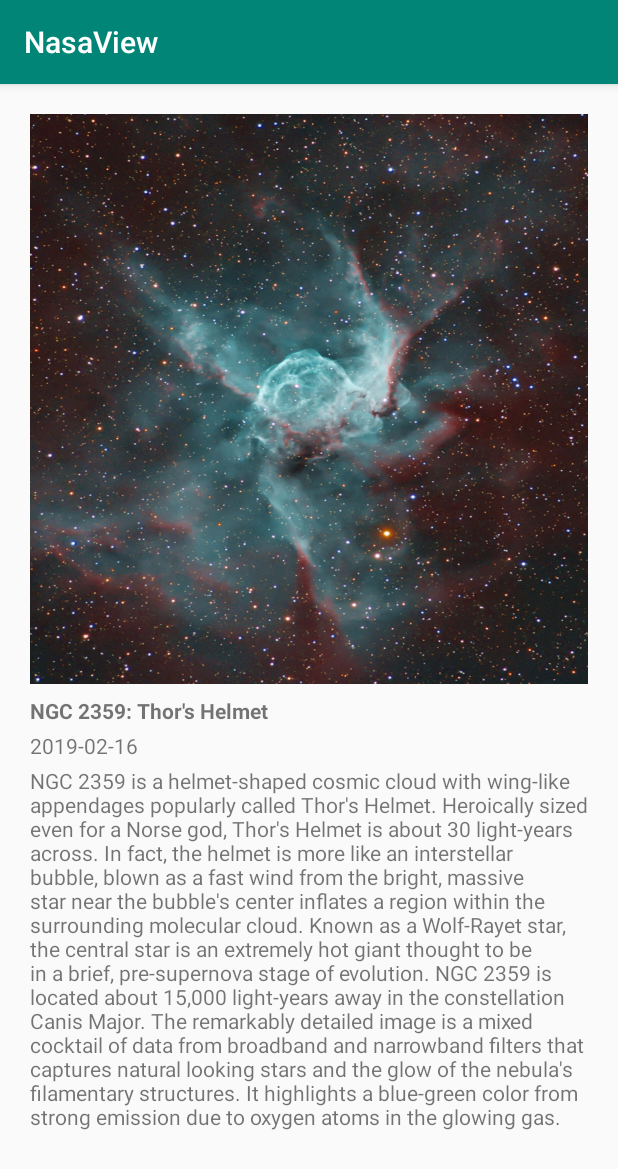
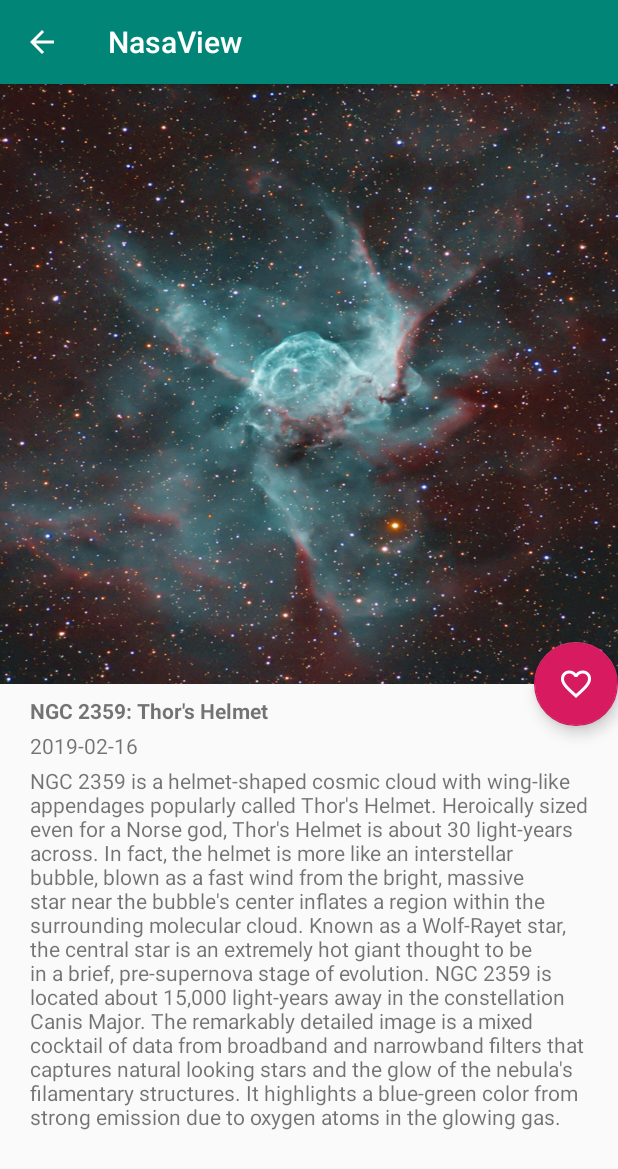
Before and after one commit to fullmers/NasaView, an Android app: the screen it shows after launch (MainActivity before the commit, ImageDetail after it), after a tap on an icon or button, on a phone screen of 412 x 824 dp. Shown: the top 1169 px of the screen. Run offline under Robolectric (Android 15) with nearby library versions, the phone set to English and light mode, and no system bars; our stand-ins replace ButterKnife, Picasso; pictures from the network do not load; 2 statements that could not run were skipped.

Commit message:
feat: create image detail view
and activity. use coordinator layout with collapsing toolbar and fab. put disappearing behaviour on scroll on fab

```diff
--- a/app/build.gradle
+++ b/app/build.gradle
@@ -23,7 +23,6 @@ android {
 dependencies {
     implementation fileTree(dir: 'libs', include: ['*.jar'])
     implementation 'com.android.support:appcompat-v7:28.0.0'
-
 
     //Network dependencies
     implementation 'com.squareup.retrofit2:retrofit:2.3.0'
--- a/app/src/main/AndroidManifest.xml
+++ b/app/src/main/AndroidManifest.xml
@@ -19,6 +19,12 @@
                 <category android:name="android.intent.category.LAUNCHER" />
             </intent-filter>
         </activity>
+        <activity android:name=".ui.ImageDetail"
+            android:parentActivityName=".ui.MainActivity">
+            <meta-data
+                android:name="android.support.PARENT_ACTIVITY"
+                android:value=".ui.MainActivity" />
+        </activity>
     </application>
 
 </manifest>
--- a/app/src/main/java/com/amiculous/nasaview/api/ApodApi.java
+++ b/app/src/main/java/com/amiculous/nasaview/api/ApodApi.java
@@ -15,6 +15,7 @@ public interface ApodApi {
 
     String BASE_URL = "https://api.nasa.gov/planetary/";
 
+  //  @GET("apod?date=2019-02-16")
     @GET("apod")
     Call<ApodEntity> getApod(@Query("api_key") String api_key);
 
--- /dev/null
+++ b/app/src/main/java/com/amiculous/nasaview/ui/FABbehavior.java
@@ -0,0 +1,74 @@
+package com.amiculous.nasaview.ui;
+
+import android.content.Context;
+import android.support.design.widget.AppBarLayout;
+import android.support.design.widget.CoordinatorLayout;
+import android.support.design.widget.FloatingActionButton;
+import android.support.v4.view.ViewCompat;
+import android.util.AttributeSet;
+import android.util.Log;
+import android.view.View;
+
+import java.util.List;
+
+//sources:
+//https://lab.getbase.com/introduction-to-coordinator-layout-on-android/
+//https://stackoverflow.com/a/32039007
+//https://github.com/ianhanniballake/cheesesquare/blob/scroll_aware_fab/app/src/main/java/com/support/android/designlibdemo/FABAwareScrollingViewBehavior.java
+
+public class FABbehavior extends AppBarLayout.ScrollingViewBehavior {
+
+    public FABbehavior(Context context, AttributeSet attrs) {
+        super(context, attrs);
+    }
+
+    @Override
+    public boolean layoutDependsOn(CoordinatorLayout parent,
+                                   View child, View dependency) {
+        return super.layoutDependsOn(parent, child, dependency) ||
+                dependency instanceof FloatingActionButton;
+    }
+
+    @Override
+    public boolean onStartNestedScroll(
+            final CoordinatorLayout coordinatorLayout,
+            final View child,
+            final View directTargetChild,
+            final View target,
+            final int nestedScrollAxes,
+            final int type) {
+        return nestedScrollAxes == ViewCompat.SCROLL_AXIS_VERTICAL
+                || super.onStartNestedScroll(coordinatorLayout, child,
+                directTargetChild, target, nestedScrollAxes, type);
+    }
+
+    @Override
+    public void onNestedScroll(
+            final CoordinatorLayout coordinatorLayout,
+            final View child,
+            final View target,
+            final int dxConsumed,
+            final int dyConsumed,
+            final int dxUnconsumed,
+            final int dyUnconsumed,
+            final int type) {
+        super.onNestedScroll(coordinatorLayout, child, target,
+                dxConsumed, dyConsumed, dxUnconsumed, dyUnconsumed, type);
+        List<View> dependencies = coordinatorLayout.getDependencies(child);
+        int scrollThreshold = 0;
+        if ((dyUnconsumed > scrollThreshold)){
+            for (View view : dependencies) {
+                if (view instanceof FloatingActionButton) {
+                    ((FloatingActionButton) view).hide();
+                }
+            }
+        }
+        else {
+            for (View view : dependencies) {
+                if (view instanceof FloatingActionButton) {
+                    ((FloatingActionButton) view).show();
+                }
+            }
+        }
+    }
+}
--- /dev/null
+++ b/app/src/main/java/com/amiculous/nasaview/ui/ImageDetail.java
@@ -0,0 +1,15 @@
+package com.amiculous.nasaview.ui;
+
+import android.support.v7.app.AppCompatActivity;
+import android.os.Bundle;
+
+import com.amiculous.nasaview.R;
+
+public class ImageDetail extends AppCompatActivity {
+
+    @Override
+    protected void onCreate(Bundle savedInstanceState) {
+        super.onCreate(savedInstanceState);
+        setContentView(R.layout.activity_image_detail);
+    }
+}
--- a/app/src/main/java/com/amiculous/nasaview/ui/MainActivity.java
+++ b/app/src/main/java/com/amiculous/nasaview/ui/MainActivity.java
@@ -1,5 +1,6 @@
 package com.amiculous.nasaview.ui;
 
+import android.content.Intent;
 import android.support.v7.app.AppCompatActivity;
 import android.os.Bundle;
 import android.util.Log;
@@ -71,5 +72,8 @@ public class MainActivity extends AppCompatActivity implements ApodContract.View
     public void showImageDetails(Image image) {
         Log.d(TAG,"showImageDetails");
         Log.d(TAG,image.getTitle());
+        Intent imageDetailIntent = new Intent(MainActivity.this,ImageDetail.class);
+        //imageDetailIntent.putExtra(getString(R.string.image_extra_key),image);
+        startActivity(imageDetailIntent);
     }
 }
--- /dev/null
+++ b/app/src/main/res/layout/activity_image_detail.xml
@@ -0,0 +1,121 @@
+<?xml version="1.0" encoding="utf-8"?>
+<android.support.design.widget.CoordinatorLayout
+    xmlns:android="http://schemas.android.com/apk/res/android"
+    xmlns:app="http://schemas.android.com/apk/res-auto"
+    xmlns:tools="http://schemas.android.com/tools"
+    android:layout_width="match_parent"
+    android:layout_height="match_parent"
+    android:fitsSystemWindows="true"
+    tools:context=".ui.MainActivity">
+
+    <android.support.design.widget.AppBarLayout
+        android:id="@+id/app_bar_layout"
+        android:layout_width="match_parent"
+        android:layout_height="wrap_content"
+        android:fitsSystemWindows="true">
+
+        <android.support.design.widget.CollapsingToolbarLayout
+            android:id="@+id/collapsing_toolbar"
+            android:layout_width="match_parent"
+            android:layout_height="wrap_content"
+            android:fitsSystemWindows="true"
+            app:contentScrim="?attr/colorPrimary"
+            app:titleEnabled="false"
+            app:layout_scrollFlags="scroll|exitUntilCollapsed"
+            app:layout_behavior="com.amiculous.nasaview.ui.FABbehavior">
+
+            <ImageView
+                android:id="@+id/image"
+                android:layout_width="match_parent"
+                android:layout_height="400dp"
+                android:maxHeight="300dp"
+                android:adjustViewBounds="true"
+                android:scaleType="centerInside"
+                android:background="@drawable/default_apod"
+                app:layout_collapseMode="parallax" />
+            <android.support.v7.widget.Toolbar
+                android:id="@+id/toolbar"
+                app:title="@string/sample_title"
+                android:fitsSystemWindows="true"
+                android:layout_width="match_parent"
+                android:layout_height="0dp"
+                app:layout_collapseMode="parallax" />
+        </android.support.design.widget.CollapsingToolbarLayout>
+    </android.support.design.widget.AppBarLayout>
+
+<!--    <android.support.v4.widget.NestedScrollView
+        android:id="@+id/scrollview"
+        android:layout_width="match_parent"
+        android:layout_height="match_parent"
+        android:clipToPadding="false"
+        app:layout_behavior="@string/appbar_scrolling_view_behavior">-->
+
+    <android.support.v4.widget.NestedScrollView
+        android:id="@+id/scrollview"
+        android:layout_width="match_parent"
+        android:layout_height="match_parent"
+        android:clipToPadding="false"
+        app:layout_behavior="com.amiculous.nasaview.ui.FABbehavior"
+        >
+
+        <android.support.constraint.ConstraintLayout
+            android:layout_width="match_parent"
+            android:layout_height="match_parent"
+            tools:context=".ui.MainActivity">
+
+            <android.support.constraint.Guideline
+                android:id="@+id/leftGuideline"
+                android:layout_width="wrap_content"
+                android:layout_height="wrap_content"
+                android:orientation="vertical"
+                app:layout_constraintGuide_begin="@dimen/main_activity_margin" />
+
+            <android.support.constraint.Guideline
+                android:id="@+id/rightGuideline"
+                android:layout_width="wrap_content"
+                android:layout_height="wrap_content"
+                android:orientation="vertical"
+                app:layout_constraintGuide_end="@dimen/main_activity_margin" />
+
+            <TextView
+                android:id="@+id/title_text"
+                android:layout_width="wrap_content"
+                android:layout_height="wrap_content"
+                android:layout_marginTop="8dp"
+                android:textStyle="bold"
+                app:layout_constraintStart_toEndOf="@+id/leftGuideline"
+                app:layout_constraintTop_toTopOf="parent"
+                android:text="@string/sample_title" />
+
+            <TextView
+                android:id="@+id/date_text"
+                android:layout_width="wrap_content"
+                android:layout_height="wrap_content"
+                android:layout_marginTop="4dp"
+                app:layout_constraintStart_toEndOf="@+id/leftGuideline"
+                app:layout_constraintTop_toBottomOf="@+id/title_text"
+                android:text="@string/sample_date" />
+
+            <TextView
+                android:id="@+id/desc_text"
+                android:layout_width="0dp"
+                android:layout_height="wrap_content"
+                android:layout_marginTop="4dp"
+                android:paddingBottom="@dimen/main_activity_margin"
+                android:text="@string/sample_desc"
+                app:layout_constraintEnd_toStartOf="@+id/rightGuideline"
+                app:layout_constraintStart_toEndOf="@+id/leftGuideline"
+                app:layout_constraintTop_toBottomOf="@+id/date_text" />
+
+        </android.support.constraint.ConstraintLayout>
+    </android.support.v4.widget.NestedScrollView>
+    <android.support.design.widget.FloatingActionButton
+        android:id="@+id/favorite_fab"
+        android:layout_width="56dp"
+        android:layout_height="56dp"
+        android:contentDescription="@string/action_favorite"
+        android:src="@drawable/ic_favorite_border_white_24dp"
+        app:backgroundTint="@color/colorAccent"
+        app:layout_anchor="@id/collapsing_toolbar"
+        app:layout_anchorGravity="bottom|right|end" />
+</android.support.design.widget.CoordinatorLayout>
--- a/app/src/main/res/layout/activity_main.xml
+++ b/app/src/main/res/layout/activity_main.xml
@@ -9,8 +9,6 @@
         android:layout_width="match_parent"
         android:layout_height="match_parent"
         tools:context=".ui.MainActivity">
-
-
         <ImageView
             android:id="@+id/image"
             android:layout_width="0dp"
@@ -19,18 +17,9 @@
             android:scaleType="fitXY"
             android:src="@drawable/default_apod"
             app:layout_constraintBottom_toBottomOf="@id/bottomGuideline"
-            app:layout_constraintEnd_toEndOf="@id/rightGuideline"
-            app:layout_constraintLeft_toLeftOf="@id/leftGuideline"
-            app:layout_constraintRight_toRightOf="@id/rightGuideline"
-            app:layout_constraintStart_toStartOf="@id/leftGuideline"
-            app:layout_constraintTop_toTopOf="@id/topGuideline" />
-
-        <android.support.constraint.Guideline
-            android:id="@+id/topGuideline"
-            android:layout_width="wrap_content"
-            android:layout_height="wrap_content"
-            android:orientation="horizontal"
-            app:layout_constraintGuide_begin="@dimen/main_activity_margin" />
+            app:layout_constraintLeft_toLeftOf="parent"
+            app:layout_constraintRight_toRightOf="parent"
+            app:layout_constraintTop_toTopOf="parent" />
 
         <android.support.constraint.Guideline
             android:id="@+id/bottomGuideline"
@@ -58,19 +47,19 @@
             android:layout_width="wrap_content"
             android:layout_height="wrap_content"
             android:layout_marginTop="8dp"
+            android:text="@string/sample_title"
             android:textStyle="bold"
             app:layout_constraintStart_toEndOf="@+id/leftGuideline"
-            app:layout_constraintTop_toBottomOf="@+id/bottomGuideline"
-            android:text="@string/sample_title" />
+            app:layout_constraintTop_toBottomOf="@+id/bottomGuideline" />
 
         <TextView
             android:id="@+id/date_text"
             android:layout_width="wrap_content"
             android:layout_height="wrap_content"
             android:layout_marginTop="4dp"
+            android:text="@string/sample_date"
             app:layout_constraintStart_toEndOf="@+id/leftGuideline"
-            app:layout_constraintTop_toBottomOf="@+id/title_text"
-            android:text="@string/sample_date" />
+            app:layout_constraintTop_toBottomOf="@+id/title_text" />
 
         <TextView
             android:id="@+id/desc_text"
--- a/app/src/main/res/values/dimens.xml
+++ b/app/src/main/res/values/dimens.xml
@@ -1,4 +1,6 @@
 <?xml version="1.0" encoding="utf-8"?>
 <resources>
     <dimen name="main_activity_margin">20dp</dimen>
+
+    <dimen name="fab_margin">20dp</dimen>
 </resources>
--- a/app/src/main/res/values/strings.xml
+++ b/app/src/main/res/values/strings.xml
@@ -1,5 +1,6 @@
 <resources>
     <string name="app_name">NasaView</string>
+    <string name="action_favorite">favorite button</string>
     <string name="sample_title">NGC 2359: Thor\'s Helmet</string>
     <string name="sample_date">2019-02-16</string>
     <string name="sample_desc">NGC 2359 is a helmet-shaped cosmic cloud with wing-like appendages popularly called Thor\'s Helmet. Heroically sized even for a Norse god, Thor\'s Helmet is about 30 light-years across. In fact, the helmet is more like an interstellar bubble, blown as a fast wind from the bright, massive star near the bubble\'s center inflates a region within the surrounding molecular cloud. Known as a Wolf-Rayet star, the central star is an extremely hot giant thought to be in a brief, pre-supernova stage of evolution. NGC 2359 is located about 15,000 light-years away in the constellation Canis Major. The remarkably detailed image is a mixed cocktail of data from broadband and narrowband filters that captures natural looking stars and the glow of the nebula\'s filamentary structures. It highlights a blue-green color from strong emission due to oxygen atoms in the glowing gas.</string>
```
Also changed, not shown: app/src/main/res/drawable-hdpi/ic_favorite_border_white_24dp.png (added), app/src/main/res/drawable-hdpi/ic_favorite_white_24dp.png (added), app/src/main/res/drawable-mdpi/ic_favorite_border_white_24dp.png (added), app/src/main/res/drawable-mdpi/ic_favorite_white_24dp.png (added), app/src/main/res/drawable-xhdpi/ic_favorite_border_white_24dp.png (added), app/src/main/res/drawable-xhdpi/ic_favorite_white_24dp.png (added), app/src/main/res/drawable-xxhdpi/ic_favorite_border_white_24dp.png (added), app/src/main/res/drawable-xxhdpi/ic_favorite_white_24dp.png (added), app/src/main/res/drawable-xxxhdpi/ic_favorite_border_white_24dp.png (added), app/src/main/res/drawable-xxxhdpi/ic_favorite_white_24dp.png (added).
